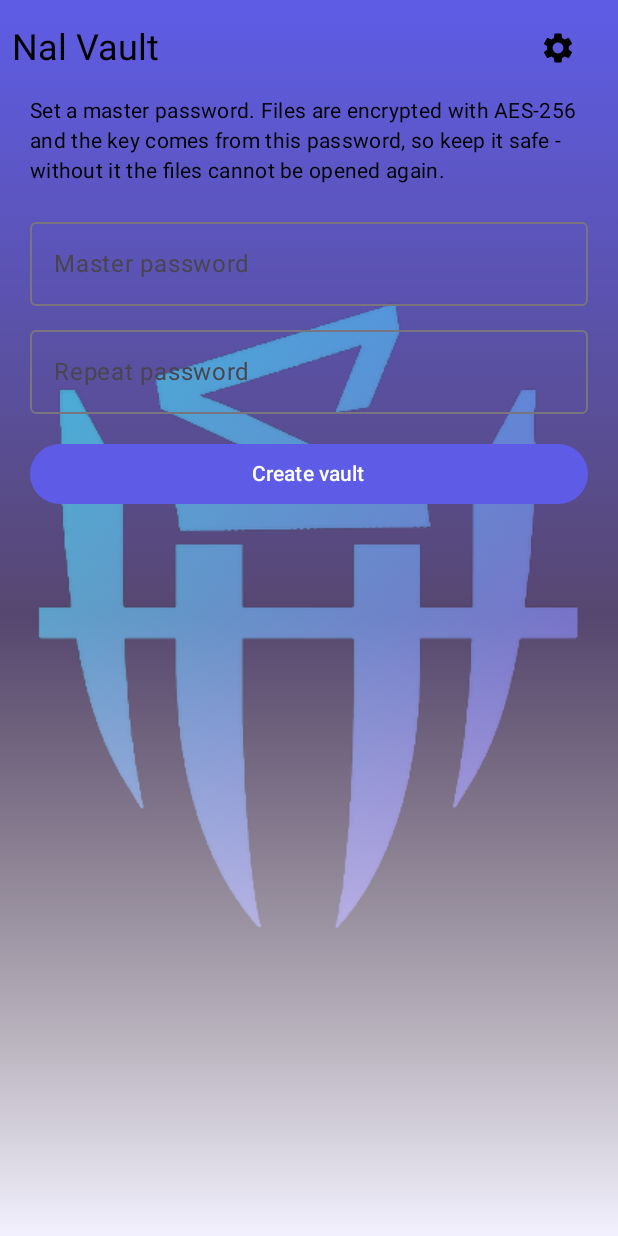
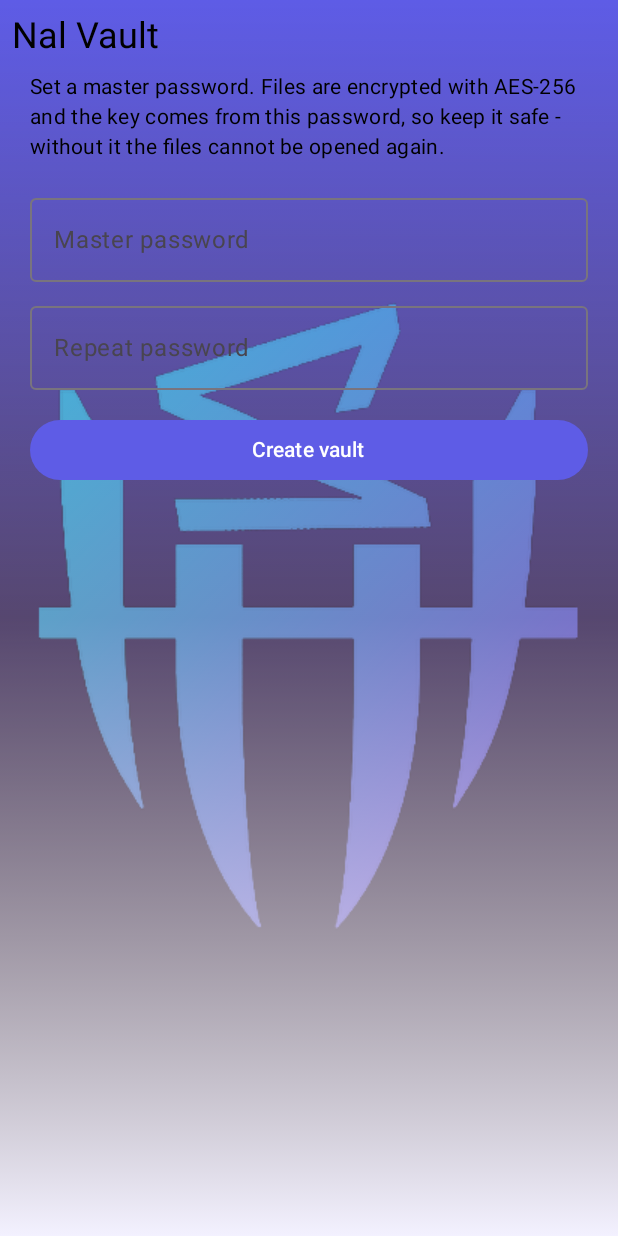
Before and after one commit to krunalmgamit2008-star/NalVault, an Android app built with Jetpack Compose: the screen it shows after launch (MainActivity), on a phone screen of 412 x 824 dp. Run offline under Robolectric (Android 15) with nearby library versions, the phone set to English and light mode, and no system bars.

Commit message:
remove header settings icon

```diff
--- a/app/src/main/java/com/nal/vault/VaultScreen.kt
+++ b/app/src/main/java/com/nal/vault/VaultScreen.kt
@@ -304,10 +304,6 @@ fun VaultScreen() {
                 verticalAlignment = Alignment.CenterVertically
             ) {
                 Text("Nal Vault", style = MaterialTheme.typography.headlineSmall)
-                Spacer(Modifier.weight(1f))
-                IconButton(onClick = { showSettings = true }) {
-                    Icon(Icons.Filled.Settings, contentDescription = "Settings")
-                }
             }
 
             Column(modifier = Modifier.fillMaxWidth().padding(horizontal = 20.dp, vertical = 8.dp)) {
```
